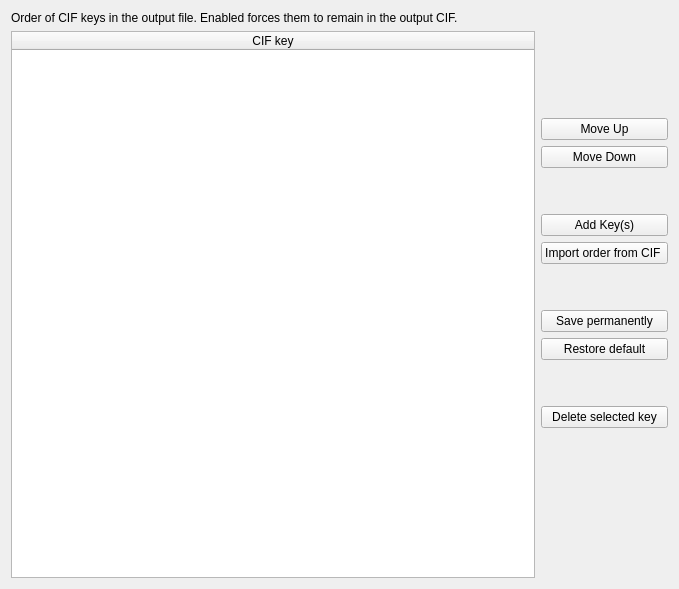
First picture: the form in finalcif/ciforder/order_ui.ui, repository dkratzert/FinalCif, before the edit.
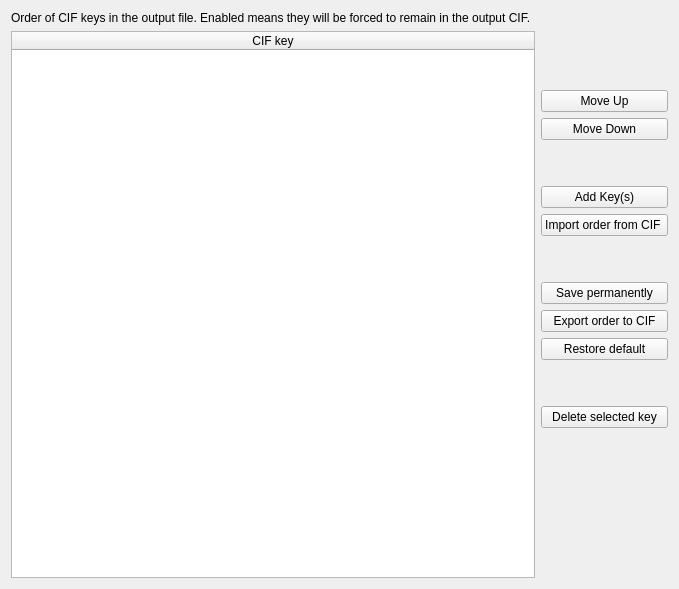
Second picture: the form after the edit.

The edit to the form file:
```diff
--- a/finalcif/ciforder/order_ui.ui
+++ b/finalcif/ciforder/order_ui.ui
@@ -96,6 +96,13 @@
        </property>
       </widget>
      </item>
+     <item>
+      <widget class="QPushButton" name="exportToCifPushButton">
+       <property name="text">
+        <string>Export order to CIF</string>
+       </property>
+      </widget>
+     </item>
      <item>
       <widget class="QPushButton" name="restoreDefaultPushButton">
        <property name="text">
@@ -174,7 +181,7 @@
    <item row="1" column="0" colspan="2">
     <widget class="QLabel" name="helpTextLabel">
      <property name="text">
-      <string>Order of CIF keys in the output file. Enabled forces them to remain in the output CIF.</string>
+      <string>Order of CIF keys in the output file. Enabled means they will be forced to remain in the output CIF.</string>
      </property>
     </widget>
    </item>
```
